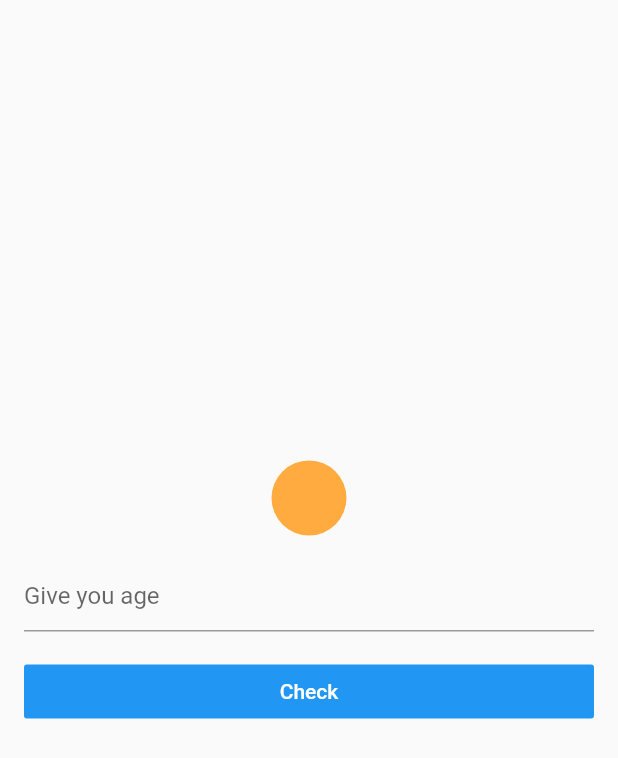
After one commit to smurf136/template-flutter, a Flutter app: the screen it shows after launch, after a tap on "Demo", on a phone screen of 412 x 824 dp. The commit adds this screen. Shown: the top 758 px of the screen. Run offline on Flutter 3.47's test engine with Material 2 defaults, Android fonts, the light colour scheme and no system bars; our stand-ins replace cloud_firestore, firebase_auth, firebase_storage, image_picker; accounts and stored records are empty.

Commit message:
[Test] provider for state management: Success

```diff
--- /dev/null
+++ b/lib/screens/demo/EligibilityScreen.dart
@@ -0,0 +1,66 @@
+import 'package:flutter/material.dart';
+import 'package:provider/provider.dart';
+
+import 'package:template/services/demo/EligibilityScreenProvider.dart';
+
+class EligibilityScreen extends StatelessWidget {
+  final ageController = TextEditingController();
+  @override
+  Widget build(BuildContext context) {
+    return ChangeNotifierProvider<EligibilityScreenProvider>(
+      create: (context) => EligibilityScreenProvider(),
+      child: Builder(
+        builder: (context) {
+          return Scaffold(
+            body: Container(
+              padding: EdgeInsets.all(16),
+              child: Form(
+                child: Consumer<EligibilityScreenProvider>(
+                  builder: (context, provider, child) {
+                    return Column(
+                      mainAxisAlignment: MainAxisAlignment.center,
+                      children: <Widget>[
+                        Container(
+                          decoration: BoxDecoration(
+                            shape: BoxShape.circle,
+                            color: (provider.isEligible == null) ? Colors.orangeAccent : ((provider.isEligible )? Colors.green : Colors.redAccent)
+                          ),
+                          height: 50,
+                          width: 50
+                        ),
+                        SizedBox(height: 16),
+
+                        TextFormField(
+                          controller: ageController,
+                          decoration: InputDecoration(
+                            hintText: "Give you age"
+                          ),
+                        ),
+                        SizedBox(height: 16),
+                        Container(
+                          width: double.infinity,
+                          child: FlatButton(
+                            child: Text("Check"),
+                            color: Colors.blue,
+                            textColor: Colors.white,
+                            onPressed: (){
+                              final int age = int.parse(ageController.text.trim());
+
+                              provider.checkEligibility(age);
+                            }
+                          )
+                        ),
+                        SizedBox(height: 16),
+                        Text(provider.eligibilityMessage)
+                      ],
+                    );
+                  }
+                )
+              )
+            )
+          );
+        }
+      )
+    );
+  }
+}
--- a/lib/screens/signin_page.dart
+++ b/lib/screens/signin_page.dart
@@ -1,8 +1,8 @@
 import 'package:flutter/material.dart';
 
 import 'email/signin_email.dart';
-import '../components/signin_button.dart';
-
+import 'package:template/components/signin_button.dart';
+import 'package:template/screens/demo/EligibilityScreen.dart';
 class SigninPage extends StatelessWidget {
   @override
   Widget build(BuildContext context) {
@@ -32,6 +32,22 @@ class SigninPage extends StatelessWidget {
                   )
                 );
               }
+            ),
+            Container(
+              width: double.infinity,
+              child: FlatButton(
+                child: Text("Demo"),
+                color: Colors.blue,
+                textColor: Colors.white,
+                onPressed: () {
+                  Navigator.push(
+                    context,
+                    MaterialPageRoute(
+                      builder: (context) => EligibilityScreen()
+                    )
+                  );
+                }
+              )
             )
           ],
         ),
--- /dev/null
+++ b/lib/services/demo/EligibilityScreenProvider.dart
@@ -0,0 +1,29 @@
+import 'package:flutter/material.dart';
+
+class EligibilityScreenProvider extends ChangeNotifier {
+  String _eligibilityMessage = "";
+  bool _isEligible;
+
+  void checkEligibility(int age){
+    if(age >= 18) eligibleForLicense();
+    else notEligibilityForLicense();
+  }
+
+  void eligibleForLicense() {
+    _eligibilityMessage = "You are eligible to apply for Driving License";
+    _isEligible = true;
+
+    notifyListeners();
+  }
+
+  void notEligibilityForLicense(){
+    _eligibilityMessage = "You are not eligible to apply for Driving License";
+    _isEligible = false;
+
+    notifyListeners();
+  }
+
+  String get eligibilityMessage => _eligibilityMessage;
+
+  bool get isEligible => _isEligible;
+}
```
